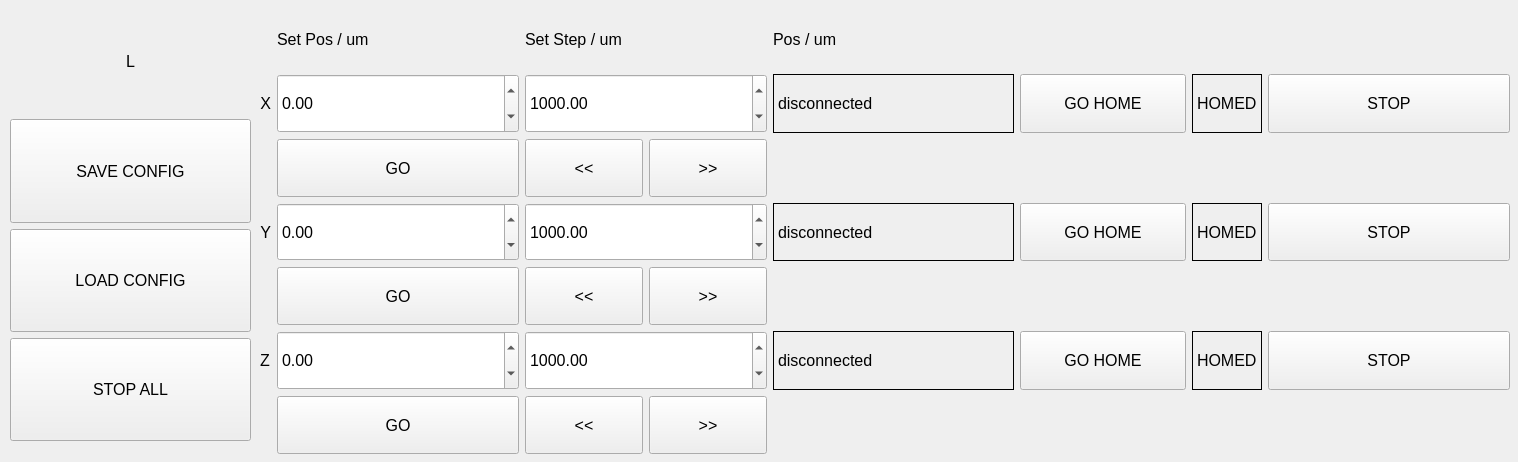
Old version of the form Smaract/ui/l3.ui in the repository ischebeck/ACHIP_Stage_Control.
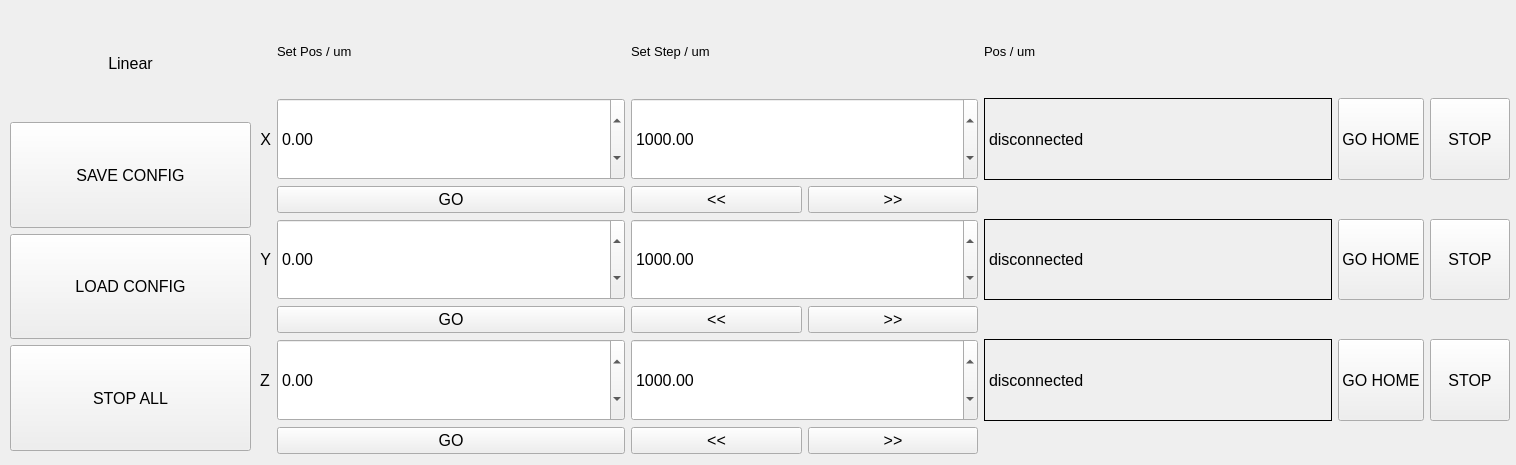
New version of the form.

Diff of the .ui file:
```diff
--- a/Smaract/ui/l3.ui
+++ b/Smaract/ui/l3.ui
@@ -6,10 +6,16 @@
    <rect>
     <x>0</x>
     <y>0</y>
-    <width>1518</width>
-    <height>462</height>
+    <width>1516</width>
+    <height>465</height>
    </rect>
   </property>
+  <property name="sizePolicy">
+   <sizepolicy hsizetype="Minimum" vsizetype="Minimum">
+    <horstretch>0</horstretch>
+    <verstretch>0</verstretch>
+   </sizepolicy>
+  </property>
   <property name="windowTitle">
    <string>Form</string>
   </property>
@@ -33,140 +39,14 @@
      <pointsize>12</pointsize>
     </font>
    </property>
-   <layout class="QGridLayout" name="gridLayout">
-    <item row="1" column="4">
-     <layout class="QHBoxLayout" name="horizontalLayout_4">
-      <item>
-       <widget class="QPushButton" name="bHomeX">
-        <property name="sizePolicy">
-         <sizepolicy hsizetype="Preferred" vsizetype="Expanding">
-          <horstretch>0</horstretch>
-          <verstretch>0</verstretch>
-         </sizepolicy>
-        </property>
-        <property name="font">
-         <font>
-          <pointsize>12</pointsize>
-         </font>
-        </property>
-        <property name="text">
-         <string>GO HOME</string>
-        </property>
-       </widget>
-      </item>
-      <item>
-       <widget class="QLabel" name="labelHomeX">
-        <property name="sizePolicy">
-         <sizepolicy hsizetype="Fixed" vsizetype="Ignored">
-          <horstretch>0</horstretch>
-          <verstretch>0</verstretch>
-         </sizepolicy>
-        </property>
-        <property name="font">
-         <font>
-          <pointsize>12</pointsize>
-         </font>
-        </property>
-        <property name="frameShape">
-         <enum>QFrame::Box</enum>
-        </property>
-        <property name="text">
-         <string>HOMED</string>
-        </property>
-       </widget>
-      </item>
-     </layout>
-    </item>
-    <item row="5" column="4">
-     <layout class="QHBoxLayout" name="horizontalLayout_6">
-      <item>
-       <widget class="QPushButton" name="bHomeZ">
-        <property name="sizePolicy">
-         <sizepolicy hsizetype="Preferred" vsizetype="Expanding">
-          <horstretch>0</horstretch>
-          <verstretch>0</verstretch>
-         </sizepolicy>
-        </property>
-        <property name="font">
-         <font>
-          <pointsize>12</pointsize>
-         </font>
-        </property>
-        <property name="text">
-         <string>GO HOME</string>
-        </property>
-       </widget>
-      </item>
-      <item>
-       <widget class="QLabel" name="labelHomeZ">
-        <property name="sizePolicy">
-         <sizepolicy hsizetype="Fixed" vsizetype="Ignored">
-          <horstretch>0</horstretch>
-          <verstretch>0</verstretch>
-         </sizepolicy>
-        </property>
-        <property name="font">
-         <font>
-          <pointsize>12</pointsize>
-         </font>
-        </property>
-        <property name="frameShape">
-         <enum>QFrame::Box</enum>
-        </property>
-        <property name="text">
-         <string>HOMED</string>
-        </property>
-       </widget>
-      </item>
-     </layout>
-    </item>
-    <item row="3" column="4">
-     <layout class="QHBoxLayout" name="horizontalLayout_5">
-      <item>
-       <widget class="QPushButton" name="bHomeY">
-        <property name="sizePolicy">
-         <sizepolicy hsizetype="Preferred" vsizetype="Expanding">
-          <horstretch>0</horstretch>
-          <verstretch>0</verstretch>
-         </sizepolicy>
-        </property>
-        <property name="font">
-         <font>
-          <pointsize>12</pointsize>
-         </font>
-        </property>
-        <property name="text">
-         <string>GO HOME</string>
-        </property>
-       </widget>
-      </item>
-      <item>
-       <widget class="QLabel" name="labelHomeY">
-        <property name="sizePolicy">
-         <sizepolicy hsizetype="Fixed" vsizetype="Ignored">
-          <horstretch>0</horstretch>
-          <verstretch>0</verstretch>
-         </sizepolicy>
-        </property>
-        <property name="font">
-         <font>
-          <pointsize>12</pointsize>
-         </font>
-        </property>
-        <property name="frameShape">
-         <enum>QFrame::Box</enum>
-        </property>
-        <property name="text">
-         <string>HOMED</string>
-        </property>
-       </widget>
-      </item>
-     </layout>
-    </item>
+   <layout class="QGridLayout" name="gridLayout" rowminimumheight="0,0,0,0,0,0,0" columnminimumwidth="0,0,0,0,0,0,0,0">
+    <property name="sizeConstraint">
+     <enum>QLayout::SetNoConstraint</enum>
+    </property>
     <item row="1" column="2">
      <widget class="QDoubleSpinBox" name="setStepX">
       <property name="sizePolicy">
-       <sizepolicy hsizetype="Preferred" vsizetype="Expanding">
+       <sizepolicy hsizetype="Expanding" vsizetype="Minimum">
         <horstretch>0</horstretch>
         <verstretch>0</verstretch>
        </sizepolicy>
@@ -187,7 +67,7 @@
     <item row="1" column="1">
      <widget class="QDoubleSpinBox" name="setX">
       <property name="sizePolicy">
-       <sizepolicy hsizetype="Preferred" vsizetype="Expanding">
+       <sizepolicy hsizetype="Expanding" vsizetype="Minimum">
         <horstretch>0</horstretch>
         <verstretch>0</verstretch>
        </sizepolicy>
@@ -219,7 +99,7 @@
     <item row="5" column="3">
      <widget class="QLabel" name="posZ">
       <property name="sizePolicy">
-       <sizepolicy hsizetype="Ignored" vsizetype="Expanding">
+       <sizepolicy hsizetype="Expanding" vsizetype="Minimum">
         <horstretch>0</horstretch>
         <verstretch>0</verstretch>
        </sizepolicy>
@@ -240,7 +120,7 @@
     <item row="5" column="1">
      <widget class="QDoubleSpinBox" name="setZ">
       <property name="sizePolicy">
-       <sizepolicy hsizetype="Preferred" vsizetype="Expanding">
+       <sizepolicy hsizetype="Expanding" vsizetype="Minimum">
         <horstretch>0</horstretch>
         <verstretch>0</verstretch>
        </sizepolicy>
@@ -272,14 +152,14 @@
     <item row="0" column="2">
      <widget class="QLabel" name="label_3">
       <property name="sizePolicy">
-       <sizepolicy hsizetype="Preferred" vsizetype="Expanding">
+       <sizepolicy hsizetype="Expanding" vsizetype="Expanding">
         <horstretch>0</horstretch>
         <verstretch>0</verstretch>
        </sizepolicy>
       </property>
       <property name="font">
        <font>
-        <pointsize>12</pointsize>
+        <pointsize>10</pointsize>
        </font>
       </property>
       <property name="text">
@@ -292,7 +172,7 @@
       <item>
        <widget class="QPushButton" name="bZL">
         <property name="sizePolicy">
-         <sizepolicy hsizetype="Preferred" vsizetype="Expanding">
+         <sizepolicy hsizetype="Expanding" vsizetype="Fixed">
           <horstretch>0</horstretch>
           <verstretch>0</verstretch>
          </sizepolicy>
@@ -310,7 +190,7 @@
       <item>
        <widget class="QPushButton" name="bZR">
         <property name="sizePolicy">
-         <sizepolicy hsizetype="Preferred" vsizetype="Expanding">
+         <sizepolicy hsizetype="Expanding" vsizetype="Fixed">
           <horstretch>0</horstretch>
           <verstretch>0</verstretch>
          </sizepolicy>
@@ -330,7 +210,7 @@
     <item row="2" column="1">
      <widget class="QPushButton" name="bGoX">
       <property name="sizePolicy">
-       <sizepolicy hsizetype="Preferred" vsizetype="Expanding">
+       <sizepolicy hsizetype="Expanding" vsizetype="Fixed">
         <horstretch>0</horstretch>
         <verstretch>0</verstretch>
        </sizepolicy>
@@ -348,14 +228,14 @@
     <item row="0" column="1">
      <widget class="QLabel" name="label_2">
       <property name="sizePolicy">
-       <sizepolicy hsizetype="Preferred" vsizetype="Expanding">
+       <sizepolicy hsizetype="Expanding" vsizetype="Expanding">
         <horstretch>0</horstretch>
         <verstretch>0</verstretch>
        </sizepolicy>
       </property>
       <property name="font">
        <font>
-        <pointsize>12</pointsize>
+        <pointsize>10</pointsize>
        </font>
       </property>
       <property name="text">
@@ -366,7 +246,7 @@
     <item row="5" column="2">
      <widget class="QDoubleSpinBox" name="setStepZ">
       <property name="sizePolicy">
-       <sizepolicy hsizetype="Preferred" vsizetype="Expanding">
+       <sizepolicy hsizetype="Expanding" vsizetype="Minimum">
         <horstretch>0</horstretch>
         <verstretch>0</verstretch>
        </sizepolicy>
@@ -387,7 +267,7 @@
     <item row="4" column="1">
      <widget class="QPushButton" name="bGoY">
       <property name="sizePolicy">
-       <sizepolicy hsizetype="Preferred" vsizetype="Expanding">
+       <sizepolicy hsizetype="Expanding" vsizetype="Fixed">
         <horstretch>0</horstretch>
         <verstretch>0</verstretch>
        </sizepolicy>
@@ -405,7 +285,7 @@
     <item row="6" column="1">
      <widget class="QPushButton" name="bGoZ">
       <property name="sizePolicy">
-       <sizepolicy hsizetype="Preferred" vsizetype="Expanding">
+       <sizepolicy hsizetype="Expanding" vsizetype="Fixed">
         <horstretch>0</horstretch>
         <verstretch>0</verstretch>
        </sizepolicy>
@@ -423,14 +303,14 @@
     <item row="0" column="3">
      <widget class="QLabel" name="label_4">
       <property name="sizePolicy">
-       <sizepolicy hsizetype="Preferred" vsizetype="Expanding">
+       <sizepolicy hsizetype="Expanding" vsizetype="Expanding">
         <horstretch>0</horstretch>
         <verstretch>0</verstretch>
        </sizepolicy>
       </property>
       <property name="font">
        <font>
-        <pointsize>12</pointsize>
+        <pointsize>10</pointsize>
        </font>
       </property>
       <property name="text">
@@ -462,7 +342,7 @@
     <item row="1" column="3">
      <widget class="QLabel" name="posX">
       <property name="sizePolicy">
-       <sizepolicy hsizetype="Ignored" vsizetype="Expanding">
+       <sizepolicy hsizetype="Expanding" vsizetype="Minimum">
         <horstretch>0</horstretch>
         <verstretch>0</verstretch>
        </sizepolicy>
@@ -521,7 +401,7 @@
       <item>
        <widget class="QPushButton" name="bXL">
         <property name="sizePolicy">
-         <sizepolicy hsizetype="Preferred" vsizetype="Expanding">
+         <sizepolicy hsizetype="Expanding" vsizetype="Fixed">
           <horstretch>0</horstretch>
           <verstretch>0</verstretch>
          </sizepolicy>
@@ -539,7 +419,7 @@
       <item>
        <widget class="QPushButton" name="bXR">
         <property name="sizePolicy">
-         <sizepolicy hsizetype="Preferred" vsizetype="Expanding">
+         <sizepolicy hsizetype="Expanding" vsizetype="Fixed">
           <horstretch>0</horstretch>
           <verstretch>0</verstretch>
          </sizepolicy>
@@ -561,7 +441,7 @@
       <item>
        <widget class="QPushButton" name="bYL">
         <property name="sizePolicy">
-         <sizepolicy hsizetype="Preferred" vsizetype="Expanding">
+         <sizepolicy hsizetype="Expanding" vsizetype="Fixed">
           <horstretch>0</horstretch>
           <verstretch>0</verstretch>
          </sizepolicy>
@@ -579,7 +459,7 @@
       <item>
        <widget class="QPushButton" name="bYR">
         <property name="sizePolicy">
-         <sizepolicy hsizetype="Preferred" vsizetype="Expanding">
+         <sizepolicy hsizetype="Expanding" vsizetype="Fixed">
           <horstretch>0</horstretch>
           <verstretch>0</verstretch>
          </sizepolicy>
@@ -599,7 +479,7 @@
     <item row="3" column="2">
      <widget class="QDoubleSpinBox" name="setStepY">
       <property name="sizePolicy">
-       <sizepolicy hsizetype="Preferred" vsizetype="Expanding">
+       <sizepolicy hsizetype="Expanding" vsizetype="Minimum">
         <horstretch>0</horstretch>
         <verstretch>0</verstretch>
        </sizepolicy>
@@ -638,7 +518,7 @@
     <item row="3" column="3">
      <widget class="QLabel" name="posY">
       <property name="sizePolicy">
-       <sizepolicy hsizetype="Ignored" vsizetype="Expanding">
+       <sizepolicy hsizetype="Expanding" vsizetype="Minimum">
         <horstretch>0</horstretch>
         <verstretch>0</verstretch>
        </sizepolicy>
@@ -659,7 +539,7 @@
     <item row="3" column="1">
      <widget class="QDoubleSpinBox" name="setY">
       <property name="sizePolicy">
-       <sizepolicy hsizetype="Preferred" vsizetype="Expanding">
+       <sizepolicy hsizetype="Expanding" vsizetype="Minimum">
         <horstretch>0</horstretch>
         <verstretch>0</verstretch>
        </sizepolicy>
@@ -672,6 +552,60 @@
       </property>
      </widget>
     </item>
+    <item row="1" column="4">
+     <widget class="QPushButton" name="bHomeX">
+      <property name="sizePolicy">
+       <sizepolicy hsizetype="Preferred" vsizetype="Expanding">
+        <horstretch>0</horstretch>
+        <verstretch>0</verstretch>
+       </sizepolicy>
+      </property>
+      <property name="font">
+       <font>
+        <pointsize>12</pointsize>
+       </font>
+      </property>
+      <property name="text">
+       <string>GO HOME</string>
+      </property>
+     </widget>
+    </item>
+    <item row="3" column="4">
+     <widget class="QPushButton" name="bHomeY">
+      <property name="sizePolicy">
+       <sizepolicy hsizetype="Preferred" vsizetype="Expanding">
+        <horstretch>0</horstretch>
+        <verstretch>0</verstretch>
+       </sizepolicy>
+      </property>
+      <property name="font">
+       <font>
+        <pointsize>12</pointsize>
+       </font>
+      </property>
+      <property name="text">
+       <string>GO HOME</string>
+      </property>
+     </widget>
+    </item>
+    <item row="5" column="4">
+     <widget class="QPushButton" name="bHomeZ">
+      <property name="sizePolicy">
+       <sizepolicy hsizetype="Preferred" vsizetype="Expanding">
+        <horstretch>0</horstretch>
+        <verstretch>0</verstretch>
+       </sizepolicy>
+      </property>
+      <property name="font">
+       <font>
+        <pointsize>12</pointsize>
+       </font>
+      </property>
+      <property name="text">
+       <string>GO HOME</string>
+      </property>
+     </widget>
+    </item>
    </layout>
   </widget>
   <widget class="QWidget" name="verticalLayoutWidget">
@@ -680,7 +614,7 @@
      <x>10</x>
      <y>10</y>
      <width>241</width>
-     <height>431</height>
+     <height>441</height>
     </rect>
    </property>
    <property name="sizePolicy">
@@ -709,7 +643,7 @@
        </font>
       </property>
       <property name="text">
-       <string>L</string>
+       <string>Linear</string>
       </property>
       <property name="alignment">
        <set>Qt::AlignCenter</set>
```
